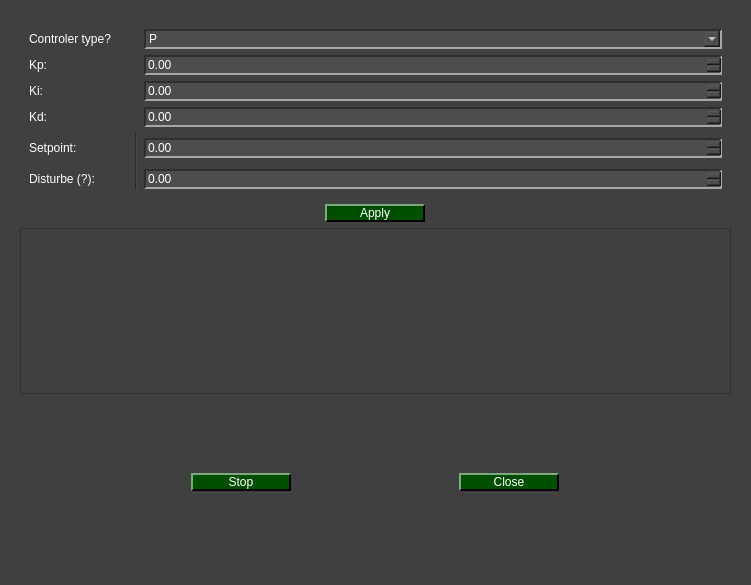
Old version of the form pydaq/uis/PyDAQ_pid_control_window_dialog.ui in the repository CayoRw/pydaq.
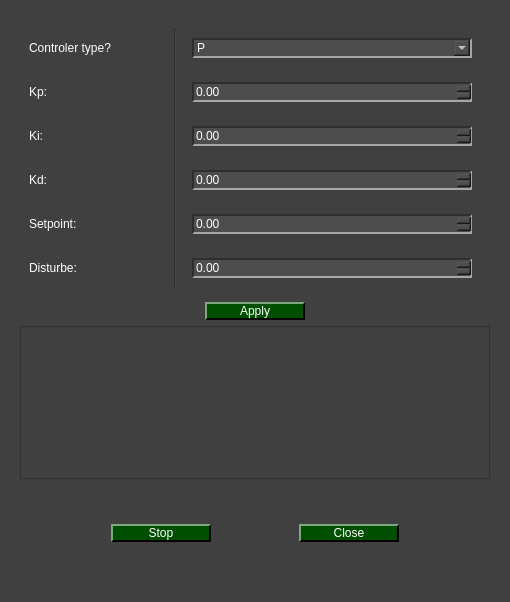
New version of the form. Icons and pictures are not drawn.

The edit to the form file:
```diff
--- a/pydaq/uis/PyDAQ_pid_control_window_dialog.ui
+++ b/pydaq/uis/PyDAQ_pid_control_window_dialog.ui
@@ -6,8 +6,8 @@
    <rect>
     <x>0</x>
     <y>0</y>
-    <width>751</width>
-    <height>585</height>
+    <width>510</width>
+    <height>602</height>
    </rect>
   </property>
   <property name="windowTitle">
@@ -324,42 +324,66 @@
       <item>
        <widget class="QWidget" name="widget_2" native="true">
         <layout class="QGridLayout" name="gridLayout">
-         <item row="4" column="2" rowspan="2">
+         <item row="0" column="5" rowspan="6">
           <widget class="Line" name="line">
            <property name="orientation">
             <enum>Qt::Orientation::Vertical</enum>
            </property>
           </widget>
          </item>
-         <item row="4" column="3">
-          <widget class="QDoubleSpinBox" name="doubleSpinBox_SetpointDialog">
+         <item row="0" column="1">
+          <widget class="QLabel" name="label_Type">
            <property name="minimumSize">
             <size>
-             <width>200</width>
+             <width>109</width>
              <height>0</height>
             </size>
            </property>
-           <property name="singleStep">
-            <double>0.100000000000000</double>
+           <property name="maximumSize">
+            <size>
+             <width>109</width>
+             <height>25</height>
+            </size>
            </property>
+           <property name="toolTip">
+            <string>&lt;html&gt;&lt;head/&gt;&lt;body&gt;&lt;p&gt;&lt;img src=&quot;:/imgs/imgs/PID_Flow.png&quot;/&gt;&lt;/p&gt;&lt;/body&gt;&lt;/html&gt;</string>
+           </property>
+           <property name="text">
+            <string>Controler type?</string>
+           </property>
           </widget>
          </item>
-         <item row="5" column="3">
-          <widget class="QDoubleSpinBox" name="doubleSpinBox_DisturbeDialog">
+         <item row="3" column="6">
+          <widget class="QWidget" name="widget_6" native="true">
+           <layout class="QHBoxLayout" name="horizontalLayout_6">
+            <item>
+             <widget class="QDoubleSpinBox" name="doubleSpinBox_KdDialog">
            <property name="singleStep">
             <double>0.100000000000000</double>
            </property>
           </widget>
          </item>
-         <item row="2" column="3">
-          <widget class="QDoubleSpinBox" name="doubleSpinBox_KiDialog">
-           <property name="singleStep">
-            <double>0.100000000000000</double>
+           </layout>
+          </widget>
+         </item>
+         <item row="3" column="1">
+          <widget class="QLabel" name="label_Kd">
+           <property name="text">
+            <string>Kd:</string>
            </property>
           </widget>
          </item>
-         <item row="0" column="3">
+         <item row="0" column="6">
+          <widget class="QWidget" name="widget_9" native="true">
+           <layout class="QHBoxLayout" name="horizontalLayout_3">
+            <item>
           <widget class="QComboBox" name="comboBox_TypeDialog">
+              <property name="minimumSize">
+               <size>
+                <width>175</width>
+                <height>0</height>
+               </size>
+              </property>
            <item>
             <property name="text">
              <string>P</string>
@@ -382,11 +406,7 @@
            </item>
           </widget>
          </item>
-         <item row="1" column="1">
-          <widget class="QLabel" name="label_Kp">
-           <property name="text">
-            <string>Kp:</string>
-           </property>
+           </layout>
           </widget>
          </item>
          <item row="2" column="1">
@@ -396,17 +416,78 @@
            </property>
           </widget>
          </item>
-         <item row="0" column="1">
-          <widget class="QLabel" name="label">
+         <item row="2" column="6">
+          <widget class="QWidget" name="widget_7" native="true">
+           <layout class="QHBoxLayout" name="horizontalLayout_5">
+            <item>
+             <widget class="QDoubleSpinBox" name="doubleSpinBox_KiDialog">
+              <property name="singleStep">
+               <double>0.100000000000000</double>
+              </property>
+             </widget>
+            </item>
+           </layout>
+          </widget>
+         </item>
+         <item row="4" column="1">
+          <widget class="QLabel" name="label_Setpoint">
+           <property name="minimumSize">
+            <size>
+             <width>100</width>
+             <height>30</height>
+            </size>
+           </property>
+           <property name="maximumSize">
+            <size>
+             <width>70</width>
+             <height>16777215</height>
+            </size>
+           </property>
            <property name="text">
-            <string>Controler type?</string>
+            <string>Setpoint:</string>
            </property>
           </widget>
          </item>
+         <item row="1" column="1">
+          <widget class="QLabel" name="label_Kp">
+           <property name="text">
+            <string>Kp:</string>
+           </property>
+          </widget>
+         </item>
+         <item row="4" column="6">
+          <widget class="QWidget" name="widget_5" native="true">
+           <layout class="QHBoxLayout" name="horizontalLayout_7">
+            <item>
+             <widget class="QDoubleSpinBox" name="doubleSpinBox_SetpointDialog">
+              <property name="enabled">
+               <bool>true</bool>
+              </property>
+              <property name="singleStep">
+               <double>0.100000000000000</double>
+              </property>
+             </widget>
+            </item>
+           </layout>
+          </widget>
+         </item>
+         <item row="1" column="6">
+          <widget class="QWidget" name="widget_8" native="true">
+           <layout class="QHBoxLayout" name="horizontalLayout_4">
+            <item>
+             <widget class="QDoubleSpinBox" name="doubleSpinBox_KpDialog">
+              <property name="singleStep">
+               <double>0.100000000000000</double>
+              </property>
+             </widget>
+            </item>
+           </layout>
+          </widget>
+         </item>
          <item row="5" column="1">
           <widget class="QLabel" name="label_Disturbe">
            <property name="toolTip">
-            <string>&lt;html&gt;&lt;head/&gt;&lt;body&gt;&lt;p&gt;&lt;span style=&quot; font-size:14pt;&quot;&gt;The disturbance will be added as an integrator to the output signal of the PID control, as shown in the figure below:&lt;br/&gt;&lt;br/&gt;&lt;/span&gt;&lt;img src=&quot;:/imgs/imgs/ControlePID_Bloco.png&quot;/&gt;&lt;/p&gt;&lt;/body&gt;&lt;/html&gt;</string>
+            <string>&lt;html&gt;&lt;head/&gt;&lt;body&gt;&lt;p&gt;&lt;span style=&quot; font-size:14pt;&quot;&gt;The disturbance will be added as an integrator to the output signal of the PID control, as shown in the figure below:&lt;/span&gt;&lt;/p&gt;&lt;p&gt;&lt;img src=&quot;:/imgs/imgs/PID_Flow.png&quot;/&gt;&lt;/p&gt;&lt;/body&gt;&lt;/html&gt;</string>
            </property>
            <property name="styleSheet">
             <string notr="true">QLabel::toolTip {
@@ -418,48 +499,53 @@
 </string>
            </property>
            <property name="text">
-            <string>Disturbe (?):</string>
+            <string>Disturbe:</string>
            </property>
           </widget>
          </item>
-         <item row="1" column="3">
-          <widget class="QDoubleSpinBox" name="doubleSpinBox_KpDialog">
-           <property name="singleStep">
-            <double>0.100000000000000</double>
-           </property>
-          </widget>
-         </item>
-         <item row="4" column="1">
-          <widget class="QLabel" name="label_Setpoint">
-           <property name="minimumSize">
-            <size>
-             <width>100</width>
-             <height>30</height>
-            </size>
-           </property>
+         <item row="5" column="2">
+          <widget class="QLabel" name="label_I_Distrube">
            <property name="maximumSize">
             <size>
-             <width>70</width>
-             <height>16777215</height>
+             <width>24</width>
+             <height>25</height>
             </size>
            </property>
+           <property name="toolTip">
+            <string>&lt;html&gt;&lt;head/&gt;&lt;body&gt;&lt;p&gt;&lt;span style=&quot; font-size:14pt;&quot;&gt;The disturbance will be added as an integrator to the output signal of the PID control, as shown in the figure below:&lt;br/&gt;&lt;/span&gt;&lt;img src=&quot;:/imgs/imgs/PID_Flow.png&quot;/&gt;&lt;/p&gt;&lt;/body&gt;&lt;/html&gt;</string>
+           </property>
            <property name="text">
-            <string>Setpoint:</string>
+            <string>&lt;html&gt;&lt;head/&gt;&lt;body&gt;&lt;p&gt;&lt;img src=&quot;:/imgs/imgs/inform.png&quot;/&gt;&lt;/p&gt;&lt;/body&gt;&lt;/html&gt;</string>
            </property>
           </widget>
          </item>
-         <item row="3" column="1">
-          <widget class="QLabel" name="label_Kd">
+         <item row="0" column="2">
+          <widget class="QLabel" name="label_i_Type">
+           <property name="maximumSize">
+            <size>
+             <width>24</width>
+             <height>25</height>
+            </size>
+           </property>
+           <property name="toolTip">
+            <string>&lt;html&gt;&lt;head/&gt;&lt;body&gt;&lt;p&gt;&lt;img src=&quot;:/imgs/imgs/PID_Flow.png&quot;/&gt;&lt;/p&gt;&lt;/body&gt;&lt;/html&gt;</string>
+           </property>
            <property name="text">
-            <string>Kd:</string>
+            <string>&lt;html&gt;&lt;head/&gt;&lt;body&gt;&lt;p&gt;&lt;img src=&quot;:/imgs/imgs/inform.png&quot;/&gt;&lt;/p&gt;&lt;/body&gt;&lt;/html&gt;</string>
            </property>
           </widget>
          </item>
-         <item row="3" column="3">
-          <widget class="QDoubleSpinBox" name="doubleSpinBox_KdDialog">
+         <item row="5" column="6">
+          <widget class="QWidget" name="widget_4" native="true">
+           <layout class="QHBoxLayout" name="horizontalLayout_2">
+            <item>
+             <widget class="QDoubleSpinBox" name="doubleSpinBox_DisturbeDialog">
            <property name="singleStep">
             <double>0.100000000000000</double>
            </property>
+             </widget>
+            </item>
+           </layout>
           </widget>
          </item>
         </layout>
```
Left out of the diff: 6 changed lines with no effect on the pictures. Lines whose indentation alone changed are shown as unchanged.
